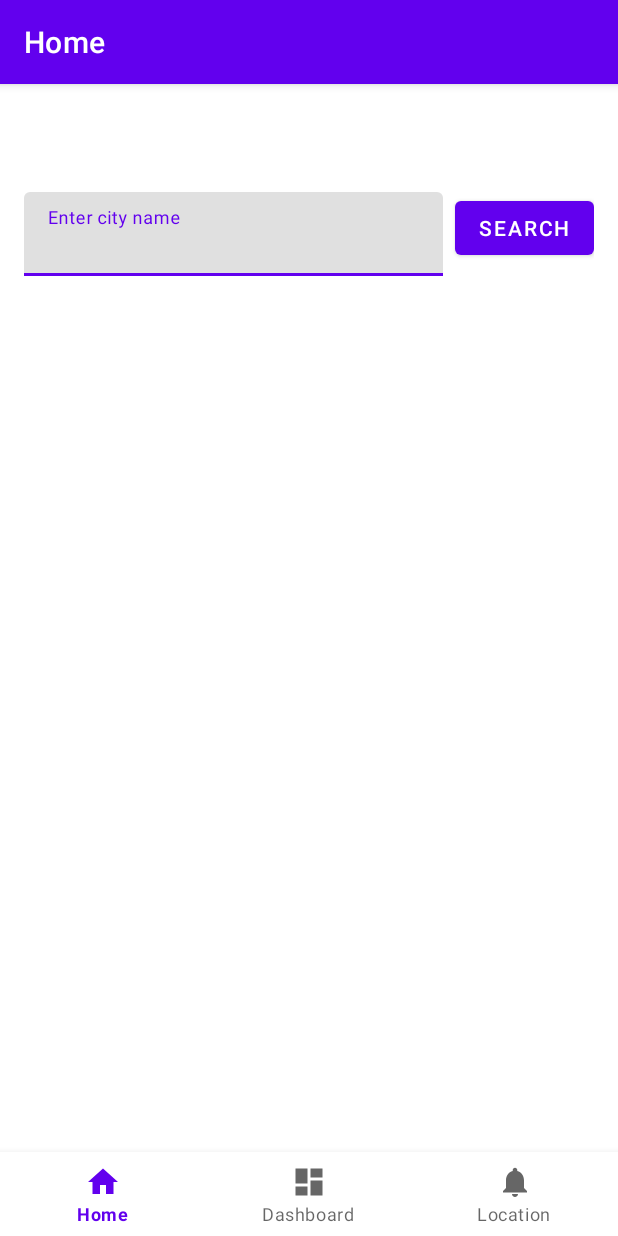
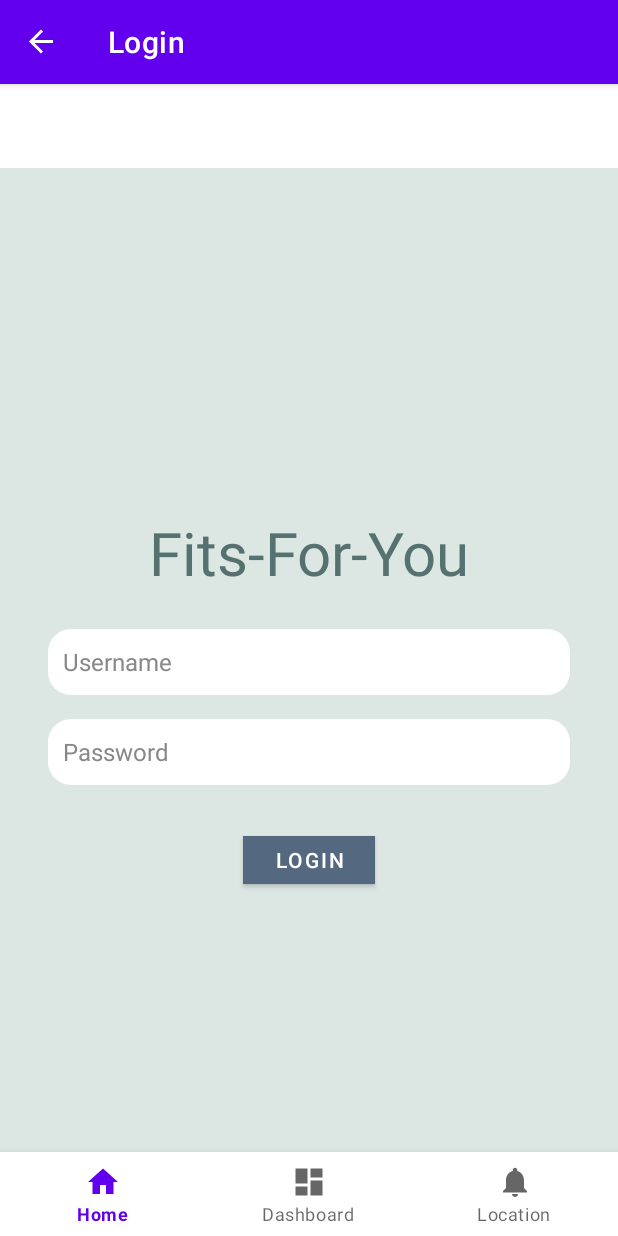
Before and after one commit to spencermendelsohn/weatherappFinal, an Android app: the screen it shows after launch (MainActivity), on a phone screen of 412 x 824 dp. Run offline under Robolectric (Android 15) with nearby library versions, the phone set to English and light mode, and no system bars; our stand-ins replace navigation-ui.

Commit message:
malik changes

```diff
--- a/app/build.gradle.kts
+++ b/app/build.gradle.kts
@@ -61,6 +61,7 @@ dependencies {
 
     // Google Play Services Location
     implementation("com.google.android.gms:play-services-location:21.0.1")
+    implementation(libs.play.services.location)
 
     testImplementation(libs.junit)
     androidTestImplementation(libs.androidx.junit)
--- /dev/null
+++ b/app/src/main/java/com/example/cs4550weather/ui/home/LoginFragment.kt
@@ -0,0 +1,57 @@
+package com.example.cs4550weather.ui.home
+
+import android.os.Bundle
+import android.view.View
+import android.widget.Toast
+import androidx.fragment.app.Fragment
+import androidx.fragment.app.viewModels
+import androidx.lifecycle.Lifecycle
+import androidx.lifecycle.lifecycleScope
+import androidx.lifecycle.repeatOnLifecycle
+import androidx.navigation.fragment.findNavController
+import com.example.cs4550weather.R
+import com.example.cs4550weather.databinding.FragmentLoginBinding
+import kotlinx.coroutines.launch
+
+class LoginFragment : Fragment(R.layout.fragment_login) {
+
+    private val viewModel: LoginViewModel by viewModels()
+    private var _binding: FragmentLoginBinding? = null
+    private val binding get() = _binding!!
+
+    override fun onViewCreated(view: View, savedInstanceState: Bundle?) {
+        val binding = FragmentLoginBinding.bind(view)
+
+        binding.loginButton.setOnClickListener {
+            val user = binding.usernameInput.text.toString()
+            val pass = binding.passwordInput.text.toString()
+            viewModel.login(user, pass)
+        }
+
+        viewLifecycleOwner.lifecycleScope.launch {
+            repeatOnLifecycle(Lifecycle.State.STARTED) {
+                viewModel.loginState.collect { state ->
+                    when (state) {
+                        is LoginState.Loading -> showToast("Logging in…")
+                        is LoginState.Success -> {
+                            showToast("Login successful!")
+                            findNavController().navigate(R.id.action_loginFragment_to_navigation_home)
+                        }
+                        is LoginState.Error -> showToast(state.message)
+                        else -> Unit
+                    }
+                }
+            }
+        }
+    }
+
+    override fun onDestroyView() {
+        super.onDestroyView()
+        _binding = null
+    }
+
+    private fun showToast(message: String) {
+            Toast.makeText(requireContext(), message, Toast.LENGTH_SHORT).show()
+       }
+
+}
--- /dev/null
+++ b/app/src/main/java/com/example/cs4550weather/ui/home/LoginState.kt
@@ -0,0 +1,8 @@
+package com.example.cs4550weather.ui.home
+
+sealed class LoginState {
+    object Idle : LoginState()
+    object Loading : LoginState()
+    object Success : LoginState()
+    data class Error(val message: String) : LoginState()
+}
--- /dev/null
+++ b/app/src/main/java/com/example/cs4550weather/ui/home/LoginViewModel.kt
@@ -0,0 +1,21 @@
+package com.example.cs4550weather.ui.home
+
+import androidx.lifecycle.ViewModel
+import kotlinx.coroutines.flow.MutableStateFlow
+import kotlinx.coroutines.flow.StateFlow
+
+class LoginViewModel : ViewModel() {
+
+    private val _loginState = MutableStateFlow<LoginState>(LoginState.Idle)
+    val loginState: StateFlow<LoginState> = _loginState
+
+    fun login(username: String, password: String) {
+        _loginState.value = LoginState.Loading
+
+        if (username == "admin" && password == "admin") {
+            _loginState.value = LoginState.Success
+        } else {
+            _loginState.value = LoginState.Error("Invalid credentials")
+        }
+    }
+}
--- /dev/null
+++ b/app/src/main/res/layout/fragment_login.xml
@@ -0,0 +1,80 @@
+<?xml version="1.0" encoding="utf-8"?>
+<androidx.constraintlayout.widget.ConstraintLayout
+    xmlns:android="http://schemas.android.com/apk/res/android"
+    xmlns:app="http://schemas.android.com/apk/res-auto"
+    android:layout_width="match_parent"
+    android:layout_height="match_parent"
+    android:background="#DCE7E4"
+    android:padding="24dp">
+
+    <androidx.constraintlayout.widget.ConstraintLayout
+        android:id="@+id/login_container"
+        android:layout_width="0dp"
+        android:layout_height="wrap_content"
+        android:padding="8dp"
+        app:layout_constraintTop_toTopOf="parent"
+        app:layout_constraintBottom_toBottomOf="parent"
+        app:layout_constraintStart_toStartOf="parent"
+        app:layout_constraintEnd_toEndOf="parent"
+        app:layout_constraintVertical_chainStyle="packed">
+
+        <TextView
+            android:id="@+id/login_title"
+            android:layout_width="match_parent"
+            android:layout_height="wrap_content"
+            android:text="Fits-For-You"
+            android:textAlignment="center"
+            android:textSize="40sp"
+            android:textColor="#557270"
+            app:layout_constraintTop_toTopOf="parent"
+            app:layout_constraintBottom_toTopOf="@+id/username_input"
+            app:layout_constraintStart_toStartOf="parent"
+            app:layout_constraintEnd_toEndOf="parent"/>
+
+        <EditText
+            android:id="@+id/username_input"
+            android:layout_width="0dp"
+            android:layout_height="44dp"
+            android:hint="Username"
+            android:padding="10dp"
+            android:background="@drawable/rounded_box"
+            android:textColor="#000000"
+            android:textColorHint="#888888"
+            android:textSize="16sp"
+            app:layout_constraintTop_toBottomOf="@+id/login_title"
+            app:layout_constraintStart_toStartOf="parent"
+            app:layout_constraintEnd_toEndOf="parent"
+            android:layout_marginTop="24dp"/>
+
+        <EditText
+            android:id="@+id/password_input"
+            android:layout_width="0dp"
+            android:layout_height="44dp"
+            android:hint="Password"
+            android:padding="10dp"
+            android:inputType="textPassword"
+            android:background="@drawable/rounded_box"
+            android:textColor="#000000"
+            android:textColorHint="#888888"
+            android:textSize="16sp"
+            app:layout_constraintTop_toBottomOf="@+id/username_input"
+            app:layout_constraintStart_toStartOf="parent"
+            app:layout_constraintEnd_toEndOf="parent"
+            android:layout_marginTop="16dp"/>
+
+        <com.google.android.material.button.MaterialButton
+            android:id="@+id/login_button"
+            android:layout_width="wrap_content"
+            android:layout_height="wrap_content"
+            android:text="Login"
+            android:backgroundTint="#546980"
+            android:textColor="@android:color/white"
+            android:minHeight="44dp"
+            app:cornerRadius="0dp"
+            app:layout_constraintTop_toBottomOf="@+id/password_input"
+            app:layout_constraintStart_toStartOf="parent"
+            app:layout_constraintEnd_toEndOf="parent"
+            android:layout_marginTop="28dp"/>
+    </androidx.constraintlayout.widget.ConstraintLayout>
+
+</androidx.constraintlayout.widget.ConstraintLayout>
--- a/app/src/main/res/navigation/mobile_navigation.xml
+++ b/app/src/main/res/navigation/mobile_navigation.xml
@@ -3,7 +3,20 @@
     xmlns:app="http://schemas.android.com/apk/res-auto"
     xmlns:tools="http://schemas.android.com/tools"
     android:id="@+id/mobile_navigation"
-    app:startDestination="@+id/navigation_home">
+    app:startDestination="@+id/loginFragment">
+
+    <fragment
+        android:id="@+id/loginFragment"
+        android:name="com.example.cs4550weather.ui.home.LoginFragment"
+        android:label="Login"
+        tools:layout="@layout/fragment_login">
+
+        <action
+            android:id="@+id/action_loginFragment_to_navigation_home"
+            app:destination="@id/navigation_home"
+            app:popUpTo="@id/loginFragment"
+            app:popUpToInclusive="true" />
+    </fragment>
 
     <fragment
         android:id="@+id/navigation_home"
--- a/gradle/libs.versions.toml
+++ b/gradle/libs.versions.toml
@@ -12,6 +12,7 @@ lifecycleLivedataKtx = "2.9.1"
 lifecycleViewmodelKtx = "2.9.1"
 navigationFragmentKtx = "2.9.0"
 navigationUiKtx = "2.9.0"
+playServicesLocation = "21.3.0"
 
 [libraries]
 androidx-core-ktx = { group = "androidx.core", name = "core-ktx", version.ref = "coreKtx" }
@@ -25,6 +26,7 @@ androidx-lifecycle-livedata-ktx = { group = "androidx.lifecycle", name = "lifecy
 androidx-lifecycle-viewmodel-ktx = { group = "androidx.lifecycle", name = "lifecycle-viewmodel-ktx", version.ref = "lifecycleViewmodelKtx" }
 androidx-navigation-fragment-ktx = { group = "androidx.navigation", name = "navigation-fragment-ktx", version.ref = "navigationFragmentKtx" }
 androidx-navigation-ui-ktx = { group = "androidx.navigation", name = "navigation-ui-ktx", version.ref = "navigationUiKtx" }
+play-services-location = { group = "com.google.android.gms", name = "play-services-location", version.ref = "playServicesLocation" }
 
 [plugins]
 android-application = { id = "com.android.application", version.ref = "agp" }
```
Also changed, not shown: app/src/main/res/layout/fragment_city_list.xml (added, +38 -0 lines), app/src/main/res/values/strings.xml (+8 -0 lines).
